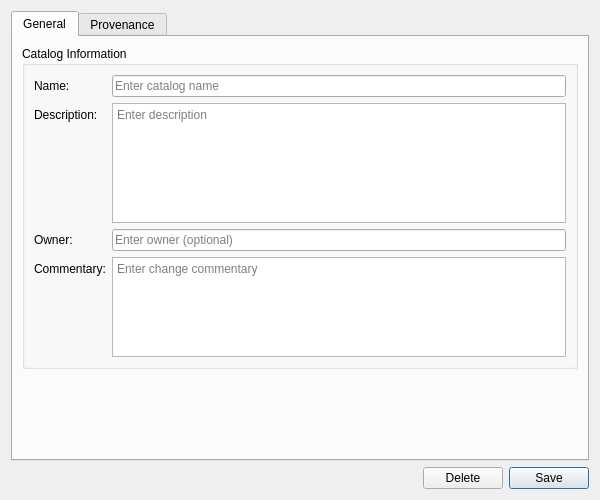
This is projects/ores.qt/ui/CatalogDetailDialog.ui in OreStudio/OreStudio as Qt 5 draws it before an edit. The edited form follows.
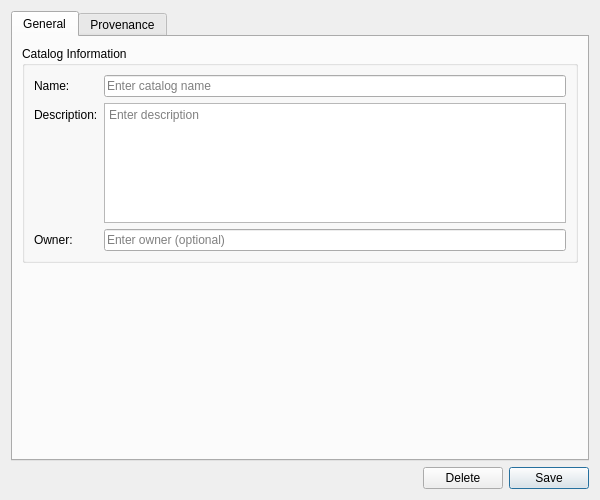
This is the edited form. Custom widgets are drawn as their Qt base class.

```diff
--- a/projects/ores.qt/ui/CatalogDetailDialog.ui
+++ b/projects/ores.qt/ui/CatalogDetailDialog.ui
@@ -90,32 +90,6 @@
             </property>
            </widget>
           </item>
-          <item row="3" column="0">
-           <widget class="QLabel" name="commentaryLabel">
-            <property name="text">
-             <string>Commentary:</string>
-            </property>
-           </widget>
-          </item>
-          <item row="3" column="1">
-           <widget class="QTextEdit" name="commentaryEdit">
-            <property name="minimumSize">
-             <size>
-              <width>0</width>
-              <height>60</height>
-             </size>
-            </property>
-            <property name="maximumSize">
-             <size>
-              <width>16777215</width>
-              <height>100</height>
-             </size>
-            </property>
-            <property name="placeholderText">
-             <string>Enter change commentary</string>
-            </property>
-           </widget>
-          </item>
          </layout>
         </widget>
        </item>
```
